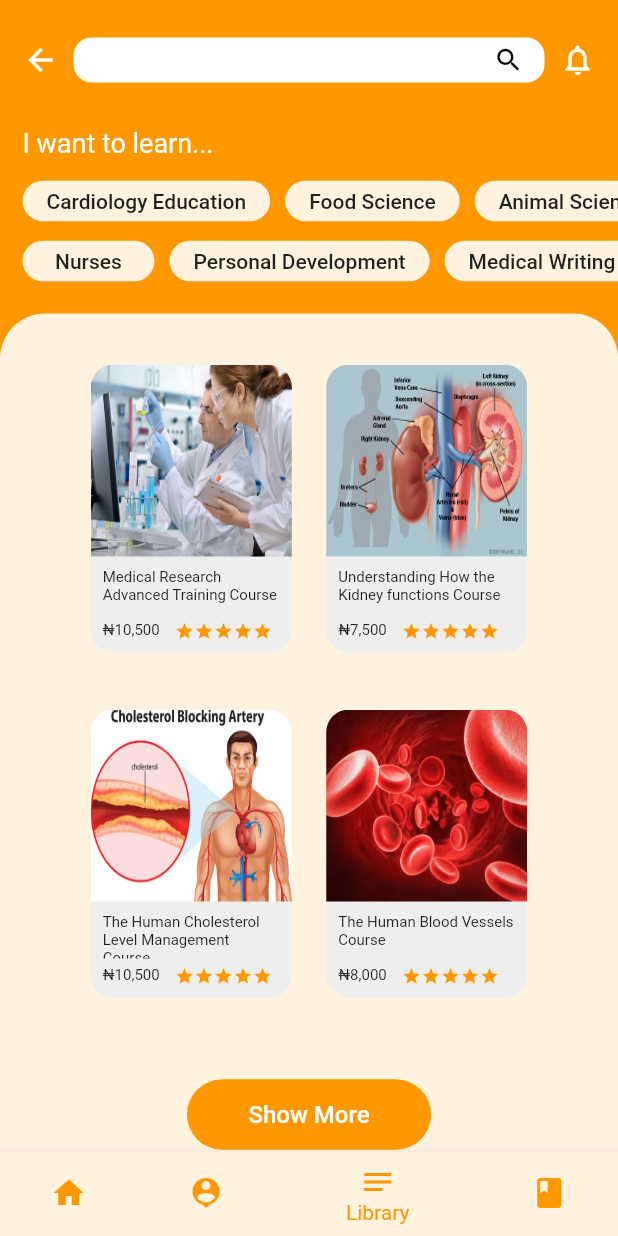
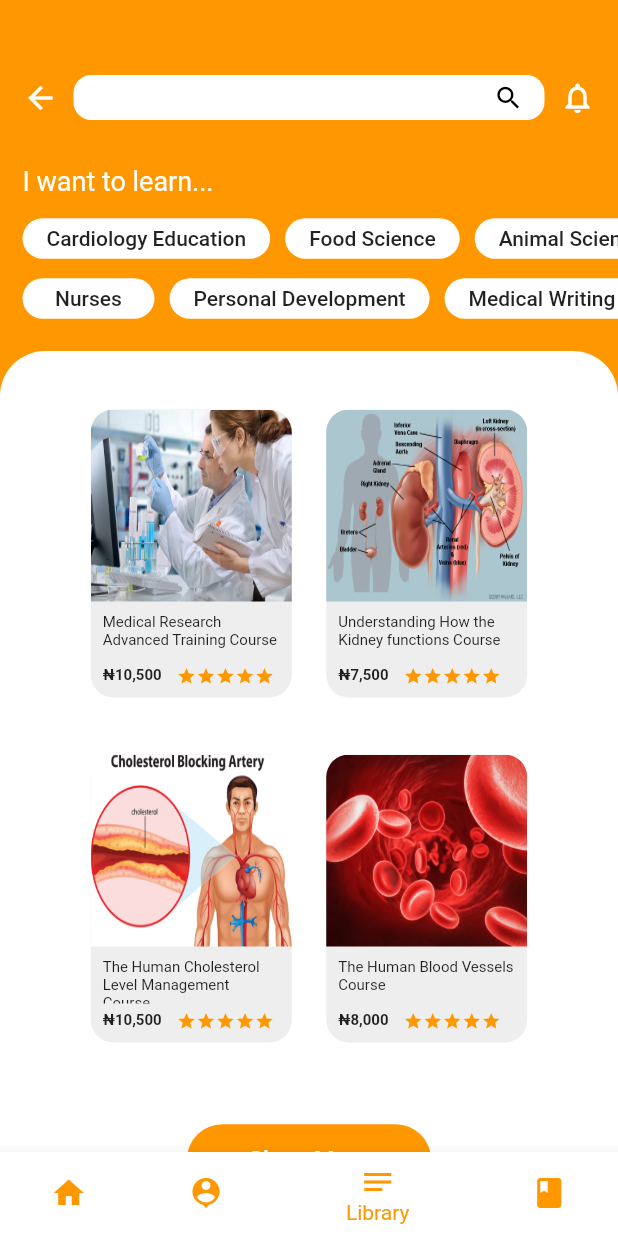
Before and after one commit to PreeminentDeveloper/SelfcareApp, a Flutter app: the screen it shows after launch, item 3 of the bottom bar chosen, after a tap on "Cardiology Education", on a phone screen of 412 x 824 dp. Run offline on Flutter 3.47's test engine with Material 2 defaults, Android fonts, the light colour scheme and no system bars.

Commit message:
made adjustment to screens

```diff
--- a/lib/Screens/Pages/forum.dart
+++ b/lib/Screens/Pages/forum.dart
@@ -16,7 +16,7 @@ class _ForumState extends State<Forum> {
           crossAxisAlignment: CrossAxisAlignment.start,
           children: [
             Padding(
-              padding: EdgeInsets.only(left: 15, right: 15, top: 25, bottom: 5),
+              padding: EdgeInsets.only(left: 15, right: 15, top: 50, bottom: 5),
               child: Row(
                 mainAxisAlignment: MainAxisAlignment.spaceAround,
                 children: [
@@ -96,7 +96,7 @@ class _ForumState extends State<Forum> {
                             shape: RoundedRectangleBorder(
                               borderRadius: BorderRadius.circular(30),
                             ),
-                            color: Colors.orange[50],
+                            color: Colors.white,
                             onPressed: () {},
                             child: Text(
                               "Featured Courses",
@@ -141,7 +141,7 @@ class _ForumState extends State<Forum> {
             Expanded(
               child: Container(
                 decoration: BoxDecoration(
-                    color: Colors.orange[50],
+                    color: Colors.white,
                     borderRadius: BorderRadius.only(
                         topLeft: Radius.circular(30),
                         topRight: Radius.circular(30))),
--- a/lib/Screens/Pages/recommendation.dart
+++ b/lib/Screens/Pages/recommendation.dart
@@ -16,7 +16,7 @@ class _RecommendationState extends State<Recommendation> {
           crossAxisAlignment: CrossAxisAlignment.start,
           children: [
             Padding(
-              padding: EdgeInsets.only(left: 15, right: 15, top: 50),
+              padding: EdgeInsets.only(left: 15, right: 15, top: 70),
               child: Column(
                 crossAxisAlignment: CrossAxisAlignment.start,
                 children: [
@@ -44,7 +44,7 @@ class _RecommendationState extends State<Recommendation> {
             ),
             Container(
               decoration: BoxDecoration(
-                  color: Colors.orange[50],
+                  color: Colors.white,
                   borderRadius: BorderRadius.only(
                       topLeft: Radius.circular(30),
                       topRight: Radius.circular(30))),
--- a/lib/Screens/Tabs/home.dart
+++ b/lib/Screens/Tabs/home.dart
@@ -15,7 +15,7 @@ class _HomeState extends State<Home> {
       endDrawer: CustomDrawer(),
       body: SafeArea(
         child: Container(
-          color: Colors.orange[50],
+          color: Colors.white,
           child: SingleChildScrollView(
             child: Column(
               children: [
@@ -25,7 +25,7 @@ class _HomeState extends State<Home> {
                       borderRadius: BorderRadius.only(
                           bottomLeft: Radius.circular(20),
                           bottomRight: Radius.circular(20))),
-                  padding: EdgeInsets.only(left: 20, right: 20, top: 20),
+                  padding: EdgeInsets.only(left: 20, right: 20, top: 50),
                   child: Column(
                     crossAxisAlignment: CrossAxisAlignment.start,
                     children: [
@@ -42,13 +42,13 @@ class _HomeState extends State<Home> {
                         padding: const EdgeInsets.symmetric(vertical: 20),
                         child: Text(
                           " Welcome",
-                          style: TextStyle(fontSize: 30, color: Colors.white),
+                          style: TextStyle(fontSize: 28, color: Colors.white),
                         ),
                       ),
                       Padding(
                         padding: const EdgeInsets.only(bottom: 40),
                         child: Container(
-                          height: 50,
+                          height: 45,
                           decoration: BoxDecoration(
                               color: Colors.white,
                               borderRadius: BorderRadius.circular(15)),
@@ -56,8 +56,9 @@ class _HomeState extends State<Home> {
                             decoration: InputDecoration(
                               border: InputBorder.none,
                               hintText: "Search",
-                              hintStyle: TextStyle(fontSize: 18),
-                              contentPadding: EdgeInsets.only(left: 20),
+                              hintStyle: TextStyle(fontSize: 16),
+                              contentPadding:
+                                  EdgeInsets.only(left: 20, bottom: 5),
                             ),
                           ),
                         ),
@@ -66,7 +67,7 @@ class _HomeState extends State<Home> {
                   ),
                 ),
                 Container(
-                    padding: EdgeInsets.only(left: 20, right: 20, top: 40),
+                    padding: EdgeInsets.only(left: 20, right: 20, top: 30),
                     child: Column(
                       children: [
                         Padding(
@@ -74,7 +75,7 @@ class _HomeState extends State<Home> {
                               vertical: 18, horizontal: 15),
                           child: Text(
                             "Are you having headache?",
-                            style: TextStyle(fontSize: 28, height: 1.5),
+                            style: TextStyle(fontSize: 25, height: 1.5),
                           ),
                         ),
                         Padding(
@@ -91,7 +92,7 @@ class _HomeState extends State<Home> {
                                       horizontal: 20, vertical: 14),
                                   child: Text(
                                     "A. Yes",
-                                    style: TextStyle(fontSize: 22),
+                                    style: TextStyle(fontSize: 18),
                                   ),
                                 ),
                                 Padding(
@@ -99,7 +100,7 @@ class _HomeState extends State<Home> {
                                         horizontal: 20, vertical: 12),
                                     child: Icon(
                                       Icons.check_box_outline_blank,
-                                      size: 22,
+                                      size: 20,
                                     ))
                               ],
                             ),
@@ -119,7 +120,7 @@ class _HomeState extends State<Home> {
                                       horizontal: 20, vertical: 14),
                                   child: Text(
                                     "B. No",
-                                    style: TextStyle(fontSize: 22),
+                                    style: TextStyle(fontSize: 18),
                                   ),
                                 ),
                                 Padding(
@@ -127,7 +128,7 @@ class _HomeState extends State<Home> {
                                         horizontal: 20, vertical: 12),
                                     child: Icon(
                                       Icons.check_box_outline_blank,
-                                      size: 22,
+                                      size: 20,
                                     ))
                               ],
                             ),
@@ -147,7 +148,7 @@ class _HomeState extends State<Home> {
                                       horizontal: 20, vertical: 14),
                                   child: Text(
                                     "C. Slightly",
-                                    style: TextStyle(fontSize: 22),
+                                    style: TextStyle(fontSize: 18),
                                   ),
                                 ),
                                 Padding(
@@ -155,7 +156,7 @@ class _HomeState extends State<Home> {
                                         horizontal: 20, vertical: 12),
                                     child: Icon(
                                       Icons.check_box_outline_blank,
-                                      size: 22,
+                                      size: 20,
                                     ))
                               ],
                             ),
--- a/lib/Screens/Tabs/listing.dart
+++ b/lib/Screens/Tabs/library.dart
@@ -1,12 +1,12 @@
 import 'package:flutter/material.dart';
 import 'package:selfcareapp/Screens/Widgets/custom_card.dart';
 
-class Listing extends StatefulWidget {
+class Library extends StatefulWidget {
   @override
-  _ListingState createState() => _ListingState();
+  _LibraryState createState() => _LibraryState();
 }
 
-class _ListingState extends State<Listing> {
+class _LibraryState extends State<Library> {
   @override
   Widget build(BuildContext context) {
     return Scaffold(
@@ -16,7 +16,7 @@ class _ListingState extends State<Listing> {
           crossAxisAlignment: CrossAxisAlignment.start,
           children: [
             Padding(
-              padding: EdgeInsets.only(left: 15, right: 15, top: 25, bottom: 5),
+              padding: EdgeInsets.only(left: 15, right: 15, top: 50, bottom: 5),
               child: Row(
                 mainAxisAlignment: MainAxisAlignment.spaceAround,
                 children: [
@@ -29,7 +29,9 @@ class _ListingState extends State<Listing> {
                   ),
                   Expanded(
                     child: Padding(
-                      padding: const EdgeInsets.symmetric(horizontal: 10),
+                      padding: const EdgeInsets.symmetric(
+                        horizontal: 10,
+                      ),
                       child: Container(
                         padding: EdgeInsets.only(bottom: 10),
                         height: 30,
@@ -87,7 +89,7 @@ class _ListingState extends State<Listing> {
                             shape: RoundedRectangleBorder(
                               borderRadius: BorderRadius.circular(30),
                             ),
-                            color: Colors.orange[50],
+                            color: Colors.white,
                             onPressed: () {},
                             child: Text(
                               "Cardiology Education",
@@ -101,7 +103,7 @@ class _ListingState extends State<Listing> {
                             shape: RoundedRectangleBorder(
                               borderRadius: BorderRadius.circular(30),
                             ),
-                            color: Colors.orange[50],
+                            color: Colors.white,
                             onPressed: () {},
                             child: Text(
                               "Food Science",
@@ -115,7 +117,7 @@ class _ListingState extends State<Listing> {
                             shape: RoundedRectangleBorder(
                               borderRadius: BorderRadius.circular(30),
                             ),
-                            color: Colors.orange[50],
+                            color: Colors.white,
                             onPressed: () {},
                             child: Text(
                               "Animal Science",
@@ -141,7 +143,7 @@ class _ListingState extends State<Listing> {
                             shape: RoundedRectangleBorder(
                               borderRadius: BorderRadius.circular(30),
                             ),
-                            color: Colors.orange[50],
+                            color: Colors.white,
                             onPressed: () {},
                             child: Text(
                               "Nurses",
@@ -155,7 +157,7 @@ class _ListingState extends State<Listing> {
                             shape: RoundedRectangleBorder(
                               borderRadius: BorderRadius.circular(30),
                             ),
-                            color: Colors.orange[50],
+                            color: Colors.white,
                             onPressed: () {},
                             child: Text(
                               "Personal Development",
@@ -169,7 +171,7 @@ class _ListingState extends State<Listing> {
                             shape: RoundedRectangleBorder(
                               borderRadius: BorderRadius.circular(30),
                             ),
-                            color: Colors.orange[50],
+                            color: Colors.white,
                             onPressed: () {},
                             child: Text(
                               "Medical Writing",
@@ -183,7 +185,7 @@ class _ListingState extends State<Listing> {
                             shape: RoundedRectangleBorder(
                               borderRadius: BorderRadius.circular(30),
                             ),
-                            color: Colors.orange[50],
+                            color: Colors.white,
                             onPressed: () {},
                             child: Text(
                               "Psychology",
@@ -198,14 +200,15 @@ class _ListingState extends State<Listing> {
             Expanded(
               child: Container(
                 decoration: BoxDecoration(
-                    color: Colors.orange[50],
+                    color: Colors.white,
                     borderRadius: BorderRadius.only(
                         topLeft: Radius.circular(30),
                         topRight: Radius.circular(30))),
                 child: ListView(
                   children: [
                     Padding(
-                      padding: const EdgeInsets.all(30.0),
+                      padding: const EdgeInsets.symmetric(
+                          vertical: 35, horizontal: 30),
                       child: Column(
                         children: [
                           Row(
--- a/lib/Screens/Widgets/custom_card.dart
+++ b/lib/Screens/Widgets/custom_card.dart
@@ -47,7 +47,8 @@ class CustomCard extends StatelessWidget {
                           children: [
                             Text(
                               cost,
-                              style: TextStyle(fontSize: 10),
+                              style: TextStyle(
+                                  fontSize: 10, fontWeight: FontWeight.bold),
                             ),
                             SizedBox(
                               width: 10,
--- a/lib/Screens/Widgets/custom_drawer.dart
+++ b/lib/Screens/Widgets/custom_drawer.dart
@@ -12,14 +12,14 @@ class CustomDrawer extends StatelessWidget {
   Widget build(BuildContext context) {
     return Drawer(
       child: Container(
-        color: Colors.orange[50],
+        color: Colors.white,
         child: Column(
           crossAxisAlignment: CrossAxisAlignment.start,
           children: [
             Container(
               alignment: Alignment.centerLeft,
               color: Colors.orange,
-              height: 100,
+              height: 140,
               width: MediaQuery.of(context).size.width,
               padding: const EdgeInsets.symmetric(horizontal: 20, vertical: 30),
               child: Text(
@@ -57,20 +57,6 @@ class CustomDrawer extends StatelessWidget {
                                 CoursePayment())),
                     title: Text(
                       "Course Payment",
-                      style: TextStyle(fontSize: 20),
-                    ),
-                    trailing: Icon(
-                      Icons.arrow_forward_ios,
-                      size: 18,
-                    ),
-                  ),
-                  ListTile(
-                    onTap: () => Navigator.push(
-                        context,
-                        MaterialPageRoute(
-                            builder: (BuildContext context) => Forum())),
-                    title: Text(
-                      "Forum",
                       style: TextStyle(fontSize: 20),
                     ),
                     trailing: Icon(
--- a/lib/Screens/self_care_app.dart
+++ b/lib/Screens/self_care_app.dart
@@ -2,7 +2,7 @@ import 'package:flutter/material.dart';
 import 'package:selfcareapp/Screens/Pages/forum.dart';
 import 'package:selfcareapp/Screens/Tabs/edit.dart';
 import 'package:selfcareapp/Screens/Tabs/home.dart';
-import 'package:selfcareapp/Screens/Tabs/listing.dart';
+import 'package:selfcareapp/Screens/Tabs/library.dart';
 import 'package:selfcareapp/Screens/Tabs/profile.dart';
 
 class SelfCareApp extends StatefulWidget {
@@ -13,7 +13,7 @@ class SelfCareApp extends StatefulWidget {
 class _SelfCareAppState extends State<SelfCareApp> {
   int _currentIndex = 0;
 
-  var tabs = [Home(), Profile(), Listing(), Forum()];
+  var tabs = [Home(), Profile(), Library(), Forum()];
   @override
   Widget build(BuildContext context) {
     return Scaffold(
@@ -21,7 +21,7 @@ class _SelfCareAppState extends State<SelfCareApp> {
       bottomNavigationBar: BottomNavigationBar(
         currentIndex: _currentIndex,
         fixedColor: Colors.orange,
-        backgroundColor: Colors.orange[50],
+        backgroundColor: Colors.white,
         unselectedItemColor: Colors.orange,
         onTap: (index) {
           setState(() {
@@ -30,24 +30,23 @@ class _SelfCareAppState extends State<SelfCareApp> {
         },
         items: [
           BottomNavigationBarItem(
-            icon: Icon(Icons.home),
-            label: "Home",
-            backgroundColor: Colors.orange[50],
-          ),
+              icon: Icon(Icons.home),
+              label: "Home",
+              backgroundColor: Colors.white),
           BottomNavigationBarItem(
             icon: Icon(Icons.person_pin),
             label: "Profile",
-            backgroundColor: Colors.orange[50],
+            backgroundColor: Colors.white,
           ),
           BottomNavigationBarItem(
             icon: Icon(Icons.notes),
             label: "Library",
-            backgroundColor: Colors.orange[50],
+            backgroundColor: Colors.white,
           ),
           BottomNavigationBarItem(
             icon: Icon(Icons.book),
             label: "Books",
-            backgroundColor: Colors.orange[50],
+            backgroundColor: Colors.white,
           ),
         ],
       ),
```
Also changed, not shown: lib/Screens/Pages/course_payment.dart (+4 -7 lines), lib/Screens/Pages/courses.dart (+5 -5 lines), lib/Screens/Pages/login.dart (+11 -9 lines), lib/Screens/Pages/signup.dart (+9 -11 lines), lib/Screens/Pages/subscription.dart (+29 -15 lines), lib/Screens/Pages/video_player.dart (+37 -2 lines), lib/Screens/Tabs/profile.dart (+5 -5 lines).
